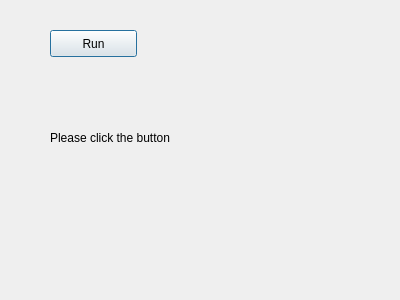
Before: the Qt Designer form commonutils/python2/ColorPicker/ColorPicker.ui in sunjiesh/MyTools, drawn with Qt 5.
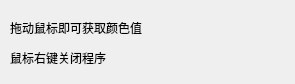
After: the same form once the commit is applied.

Commit message: set color value to label

What changed in the file:
```diff
--- a/commonutils/python2/ColorPicker/ColorPicker.ui
+++ b/commonutils/python2/ColorPicker/ColorPicker.ui
@@ -6,37 +6,37 @@
    <rect>
     <x>0</x>
     <y>0</y>
-    <width>400</width>
-    <height>300</height>
+    <width>295</width>
+    <height>84</height>
    </rect>
   </property>
   <property name="windowTitle">
    <string>Dialog</string>
   </property>
-  <widget class="QPushButton" name="pushButton">
-   <property name="geometry">
-    <rect>
-     <x>50</x>
-     <y>30</y>
-     <width>87</width>
-     <height>27</height>
-    </rect>
-   </property>
-   <property name="text">
-    <string>Run</string>
-   </property>
-  </widget>
   <widget class="QLabel" name="label">
    <property name="geometry">
     <rect>
-     <x>50</x>
-     <y>130</y>
-     <width>201</width>
+     <x>10</x>
+     <y>20</y>
+     <width>221</width>
      <height>16</height>
     </rect>
    </property>
    <property name="text">
-    <string>Please click the button</string>
+    <string>拖动鼠标即可获取颜色值</string>
+   </property>
+  </widget>
+  <widget class="QLabel" name="label_2">
+   <property name="geometry">
+    <rect>
+     <x>10</x>
+     <y>50</y>
+     <width>141</width>
+     <height>16</height>
+    </rect>
+   </property>
+   <property name="text">
+    <string>鼠标右键关闭程序</string>
    </property>
   </widget>
  </widget>
```
The commit also changes 2 other files.
